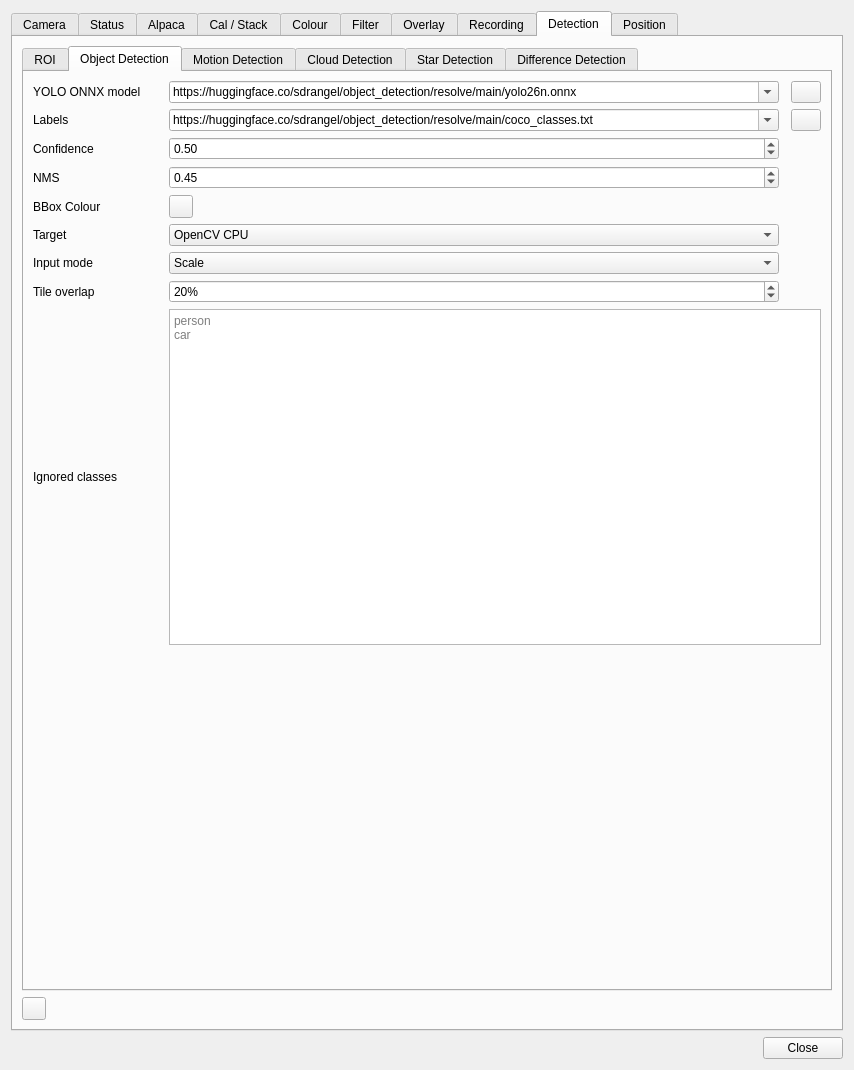
This is plugins/feature/camera/camerasettingsdialog.ui in srcejon/sdrangel as Qt 5 draws it before an edit. The edited form follows.
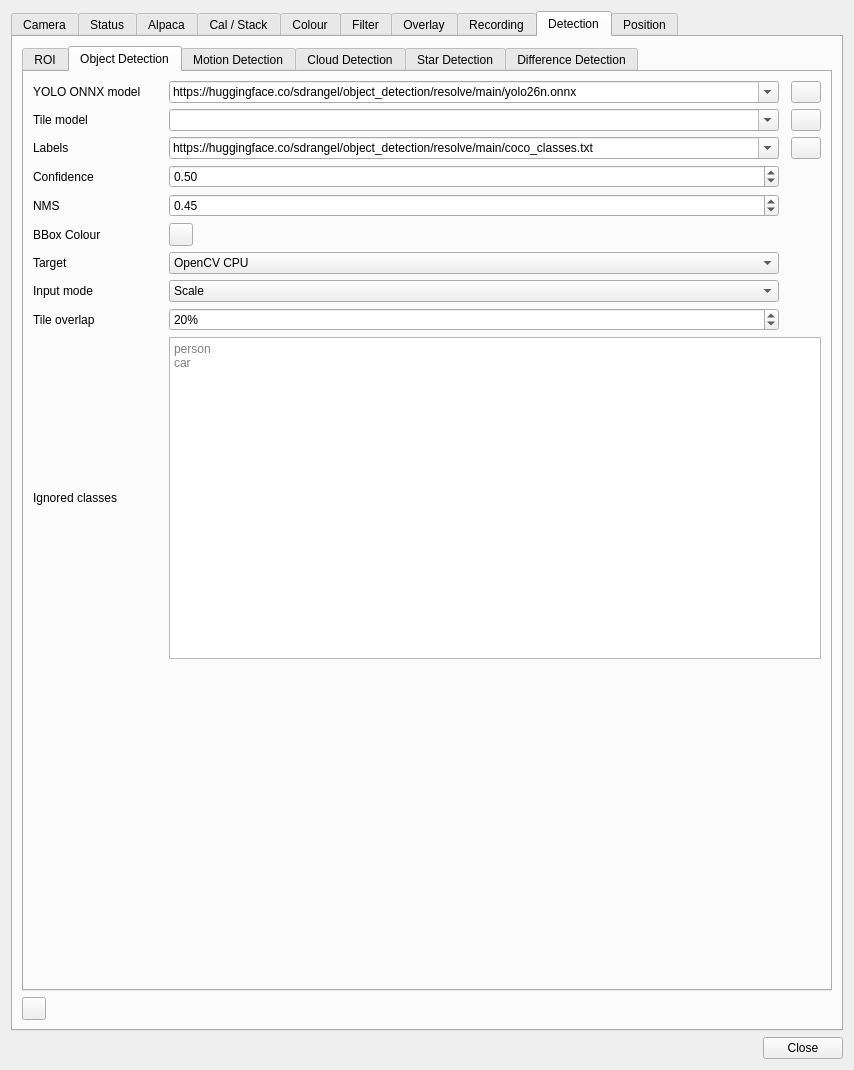
This is the edited form. The open tabs and pages were chosen to show the change. Icons and pictures are not drawn. Custom widgets are drawn as their Qt base class.

Commit message: Support separate YOLO tile model

What changed in the file:
```diff
--- a/plugins/feature/camera/camerasettingsdialog.ui
+++ b/plugins/feature/camera/camerasettingsdialog.ui
@@ -5250,14 +5250,14 @@
            <string>Object Detection</string>
           </attribute>
           <layout class="QGridLayout" name="gridLayout_4">
-           <item row="3" column="0">
+           <item row="4" column="0">
             <widget class="QLabel" name="yoloNmsLabel">
              <property name="text">
               <string>NMS</string>
              </property>
             </widget>
            </item>
-           <item row="4" column="0">
+           <item row="5" column="0">
             <widget class="QLabel" name="yoloBoxColorLabel">
              <property name="text">
               <string>BBox Colour</string>
@@ -5425,14 +5425,57 @@
              </property>
             </widget>
            </item>
-           <item row="2" column="0">
+           <item row="1" column="0">
+            <widget class="QLabel" name="yoloTileModelPathLabel">
+             <property name="text">
+              <string>Tile model</string>
+             </property>
+            </widget>
+           </item>
+           <item row="1" column="1">
+            <widget class="QComboBox" name="yoloTileModelPathCombo">
+             <property name="sizePolicy">
+              <sizepolicy hsizetype="Expanding" vsizetype="Fixed">
+               <horstretch>0</horstretch>
+               <verstretch>0</verstretch>
+              </sizepolicy>
+             </property>
+             <property name="toolTip">
+              <string>Optional YOLO ONNX model file used for tiled inference. Leave empty to use the main YOLO model.</string>
+             </property>
+             <property name="editable">
+              <bool>true</bool>
+             </property>
+            </widget>
+           </item>
+           <item row="1" column="3">
+            <widget class="QPushButton" name="yoloTileModelPathButton">
+             <property name="maximumSize">
+              <size>
+               <width>30</width>
+               <height>16777215</height>
+              </size>
+             </property>
+             <property name="toolTip">
+              <string>Browse for optional tiled-inference ONNX model file</string>
+             </property>
+             <property name="text">
+              <string/>
+             </property>
+             <property name="icon">
+              <iconset resource="../../../sdrgui/resources/res.qrc">
+               <normaloff>:/load.png</normaloff>:/load.png</iconset>
+             </property>
+            </widget>
+           </item>
+           <item row="3" column="0">
             <widget class="QLabel" name="yoloConfLabel">
              <property name="text">
               <string>Confidence</string>
              </property>
             </widget>
            </item>
-           <item row="4" column="1">
+           <item row="5" column="1">
             <widget class="QToolButton" name="yoloBoxColorButton">
              <property name="toolTip">
               <string>Bounding box colour for detections</string>
@@ -5455,7 +5498,7 @@
              </property>
             </widget>
            </item>
-           <item row="1" column="1">
+           <item row="2" column="1">
             <widget class="QComboBox" name="yoloLabelsPathCombo">
              <property name="sizePolicy">
               <sizepolicy hsizetype="Expanding" vsizetype="Fixed">
@@ -5476,7 +5519,7 @@
              </item>
             </widget>
            </item>
-           <item row="1" column="3">
+           <item row="2" column="3">
             <widget class="QPushButton" name="yoloLabelsPathButton">
              <property name="maximumSize">
               <size>
@@ -5496,7 +5539,7 @@
              </property>
             </widget>
            </item>
-           <item row="5" column="1">
+           <item row="6" column="1">
             <widget class="QComboBox" name="yoloTargetCombo">
              <property name="sizePolicy">
               <sizepolicy hsizetype="Expanding" vsizetype="Fixed">
@@ -5537,7 +5580,7 @@
              </item>
             </widget>
            </item>
-           <item row="2" column="1">
+           <item row="3" column="1">
             <widget class="QDoubleSpinBox" name="yoloConfSpin">
              <property name="toolTip">
               <string>Minimum confidence threshold for detections (0-1)</string>
@@ -5559,14 +5602,14 @@
              </property>
             </widget>
            </item>
-           <item row="1" column="0">
+           <item row="2" column="0">
             <widget class="QLabel" name="yoloLabelsLabel">
              <property name="text">
               <string>Labels</string>
              </property>
             </widget>
            </item>
-           <item row="3" column="1">
+           <item row="4" column="1">
             <widget class="QDoubleSpinBox" name="yoloNmsSpin">
              <property name="toolTip">
               <string>Non-maximum suppression IoU threshold (0-1)</string>
@@ -5588,21 +5631,21 @@
              </property>
             </widget>
            </item>
-           <item row="5" column="0">
+           <item row="6" column="0">
             <widget class="QLabel" name="yoloTargetLabel">
              <property name="text">
               <string>Target</string>
              </property>
             </widget>
            </item>
-           <item row="6" column="0">
+           <item row="7" column="0">
             <widget class="QLabel" name="yoloInferenceModeLabel">
              <property name="text">
               <string>Input mode</string>
              </property>
             </widget>
            </item>
-           <item row="6" column="1">
+           <item row="7" column="1">
             <widget class="QComboBox" name="yoloInferenceModeCombo">
              <property name="toolTip">
               <string>Choose whether object detection scales the full image, runs on overlapping model-sized tiles, or runs both and merges the results</string>
@@ -5624,14 +5667,14 @@
              </item>
             </widget>
            </item>
-           <item row="7" column="0">
+           <item row="8" column="0">
             <widget class="QLabel" name="yoloTileOverlapLabel">
              <property name="text">
               <string>Tile overlap</string>
              </property>
             </widget>
            </item>
-           <item row="7" column="1">
+           <item row="8" column="1">
             <widget class="QSpinBox" name="yoloTileOverlapSpin">
              <property name="toolTip">
               <string>Percentage overlap between adjacent YOLO tiles</string>
@@ -5647,14 +5690,14 @@
              </property>
             </widget>
            </item>
-           <item row="8" column="0">
+           <item row="9" column="0">
             <widget class="QLabel" name="yoloIgnoredClassNamesLabel">
              <property name="text">
               <string>Ignored classes</string>
              </property>
             </widget>
            </item>
-           <item row="8" column="1" colspan="3">
+           <item row="9" column="1" colspan="3">
             <widget class="QPlainTextEdit" name="yoloIgnoredClassNamesEdit">
              <property name="toolTip">
               <string>Object class names to ignore, one per line. Matching detections will not be drawn or recorded in object history.</string>
@@ -5665,7 +5708,7 @@
              </property>
             </widget>
            </item>
-           <item row="9" column="0">
+           <item row="10" column="0">
             <spacer name="verticalSpacer_3">
              <property name="orientation">
               <enum>Qt::Orientation::Vertical</enum>
```
The commit also changes 7 other files.
